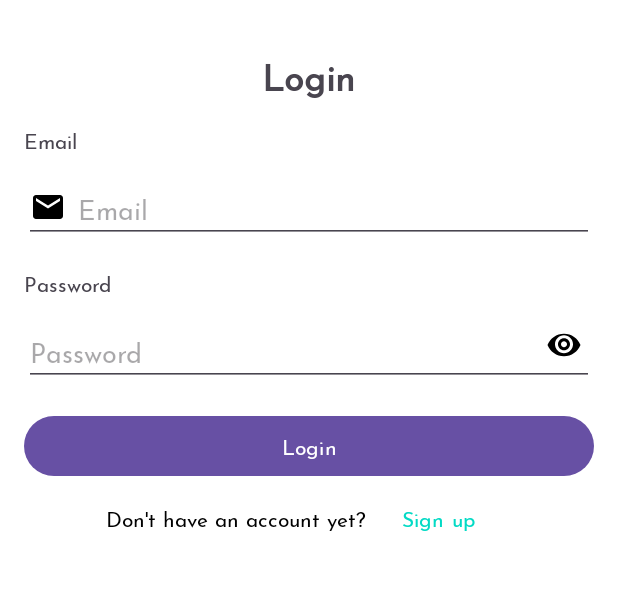
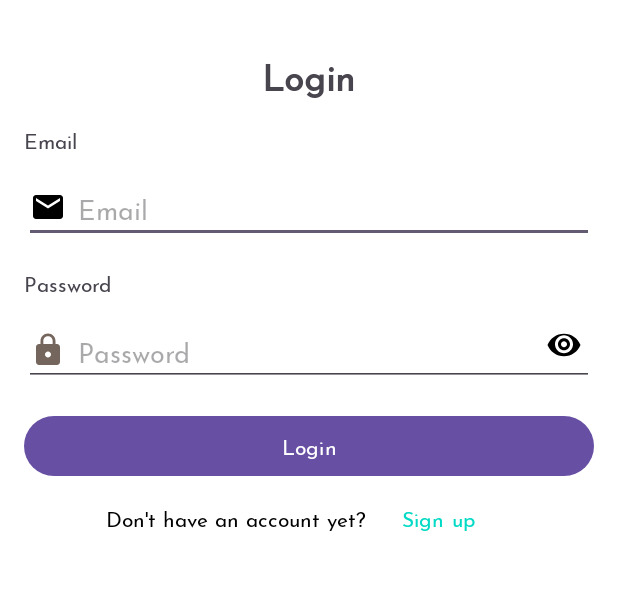
Before and after one commit to YuvalShaybak8/eaSYshop, an Android app: the screen it shows after launch (MainActivity), after a tap on "Login", on a phone screen of 412 x 824 dp, the part 324-914 px from its top. Run offline under Robolectric (Android 15) with nearby library versions, the phone set to English and light mode, and no system bars; our stand-ins replace Firebase (no records; nobody signed in at launch, a user with empty details on screens opened directly); 1 other tap on this screen came first.

Commit message:
fix the moving from the login page to the register page and back

```diff
--- a/app/src/main/java/com/example/easyshop/Fragments/LoginFragment.java
+++ b/app/src/main/java/com/example/easyshop/Fragments/LoginFragment.java
@@ -3,34 +3,36 @@ package com.example.easyshop.Fragments;
 import android.annotation.SuppressLint;
 import android.os.Bundle;
 import android.text.TextUtils;
+import android.text.method.HideReturnsTransformationMethod;
+import android.text.method.PasswordTransformationMethod;
 import android.view.LayoutInflater;
 import android.view.View;
 import android.view.ViewGroup;
 import android.widget.Button;
 import android.widget.EditText;
+import android.widget.ImageButton;
 import android.widget.Toast;
+
 import androidx.annotation.NonNull;
+import androidx.annotation.Nullable;
 import androidx.fragment.app.Fragment;
-import androidx.fragment.app.FragmentManager;
-import androidx.fragment.app.FragmentTransaction;
 
 import com.example.easyshop.R;
-import com.example.easyshop.Model.UserModel;
+import com.example.easyshop.activities.MainActivity;
 import com.google.firebase.auth.FirebaseAuth;
 import com.google.firebase.database.DatabaseReference;
 import com.google.firebase.database.FirebaseDatabase;
-import com.google.rpc.context.AttributeContext;
 
 public class LoginFragment extends Fragment {
 
     private DatabaseReference mDatabase;
-//    private EditText nameEditText;
     private EditText emailEditText;
     private EditText passwordEditText;
     private Button loginButton;
-    private Button registerButton;
-
+    private Button signUpButton;
+    private ImageButton passwordToggle;
     private FirebaseAuth mAuth;
+    private boolean isPasswordVisible = false;
 
     @SuppressLint("MissingInflatedId")
     @Override
@@ -39,35 +41,62 @@ public class LoginFragment extends Fragment {
 
         // Initialize Firebase Database
         mDatabase = FirebaseDatabase.getInstance().getReference();
+        mAuth = FirebaseAuth.getInstance();
 
-//        nameEditText = view.findViewById(R.id.nameEditText);
         emailEditText = view.findViewById(R.id.emailEditText);
         passwordEditText = view.findViewById(R.id.passwordEditText);
         loginButton = view.findViewById(R.id.loginButton);
-        registerButton = view.findViewById(R.id.signUpButton);
+        passwordToggle = view.findViewById(R.id.passwordToggle);
 
-        loginButton.setOnClickListener(new View.OnClickListener() {
-            @Override
-            public void onClick(View v)
-            {
-                loginUserAccount();
+        loginButton.setOnClickListener(v -> loginUserAccount());
+
+        Button signUpButton = view.findViewById(R.id.signUpButton);
+        signUpButton.setOnClickListener(v -> {
+            getParentFragmentManager().beginTransaction()
+                    .replace(R.id.fragment_container, new RegisterFragment())
+                    .addToBackStack(null)
+                    .commit();
+        });
+        passwordToggle.setOnClickListener(v -> {
+            if (isPasswordVisible) {
+                passwordEditText.setTransformationMethod(PasswordTransformationMethod.getInstance());
+                passwordToggle.setImageResource(R.drawable.ic_hide_password);
+            } else {
+                passwordEditText.setTransformationMethod(HideReturnsTransformationMethod.getInstance());
+                passwordToggle.setImageResource(R.drawable.ic_show_password);
             }
+            isPasswordVisible = !isPasswordVisible;
+            // Move the cursor to the end of the input text
+            passwordEditText.setSelection(passwordEditText.length());
         });
-        registerButton.setOnClickListener(new View.OnClickListener() {
-            @Override
-            public void onClick(View v)
-            {
-                Toast.makeText(getContext(), "sign up pressed", Toast.LENGTH_SHORT).show();
-                FragmentManager fm = getActivity().getSupportFragmentManager();
-                FragmentTransaction transaction = fm.beginTransaction();
-                transaction.replace(R.id.fragment_container, new RegisterFragment()).addToBackStack(null).commit();
-
-            }
-        });
-
 
         return view;
     }
+
+    private void loginUserAccount() {
+        String email = emailEditText.getText().toString();
+        String password = passwordEditText.getText().toString();
+
+        if (TextUtils.isEmpty(email)) {
+            Toast.makeText(getContext(), "Please enter email!", Toast.LENGTH_SHORT).show();
+            return;
+        }
+        if (TextUtils.isEmpty(password)) {
+            Toast.makeText(getContext(), "Please enter password!", Toast.LENGTH_SHORT).show();
+            return;
+        }
+        mAuth.signInWithEmailAndPassword(email, password)
+                .addOnCompleteListener(task -> {
+                    if (task.isSuccessful()) {
+                        Toast.makeText(getContext(), "Login successful!", Toast.LENGTH_SHORT).show();
+                    } else {
+                        Toast.makeText(getContext(), "Login failed!", Toast.LENGTH_SHORT).show();
+                    }
+                });
+    }
+}
+
+
 
 //    private void writeNewUser(String name, String email,String password) {
 //        String userId = mDatabase.push().getKey();
@@ -83,27 +112,3 @@ public class LoginFragment extends Fragment {
 //                    });
 //        }
 //    }
-    private void loginUserAccount() {
-        mAuth = FirebaseAuth.getInstance();
-        String email, password;
-        email = emailEditText.getText().toString();
-        password = passwordEditText.getText().toString();
-
-        if(TextUtils.isEmpty(email)){
-            Toast.makeText(getContext(), "Please enter email!", Toast.LENGTH_SHORT).show();
-            return;
-        }
-        if(TextUtils.isEmpty(password)){
-            Toast.makeText(getContext(), "Please enter password!", Toast.LENGTH_SHORT).show();
-            return;
-        }
-        mAuth.signInWithEmailAndPassword(email, password)
-                .addOnCompleteListener(task -> {
-                    if (task.isSuccessful()) {
-                        Toast.makeText(getContext(), "Login successful!", Toast.LENGTH_SHORT).show();
-                    } else {
-                        Toast.makeText(getContext(), "Login failed! ", Toast.LENGTH_SHORT).show();
-                    }
-                });
-    }
-}
--- a/app/src/main/java/com/example/easyshop/activities/MainActivity.java
+++ b/app/src/main/java/com/example/easyshop/activities/MainActivity.java
@@ -1,27 +1,13 @@
 package com.example.easyshop.activities;
 
 import android.os.Bundle;
-import android.view.View;
-
 import androidx.appcompat.app.AppCompatActivity;
-import androidx.fragment.app.Fragment;
 import androidx.fragment.app.FragmentManager;
 
 import com.example.easyshop.Fragments.LoginFragment;
-import com.example.easyshop.Fragments.RegisterFragment;
-import com.example.easyshop.R;
-import com.google.firebase.auth.FirebaseAuth;
-import com.google.firebase.auth.FirebaseUser;
-import com.google.firebase.database.DatabaseReference;
-import com.google.firebase.database.FirebaseDatabase;
-import com.google.firebase.database.Query;
-import com.google.firebase.database.ValueEventListener;
-
-
 import com.example.easyshop.R;
 
 public class MainActivity extends AppCompatActivity {
-    Fragment loginFragment = new LoginFragment();
 
     @Override
     protected void onCreate(Bundle savedInstanceState) {
@@ -35,16 +21,4 @@ public class MainActivity extends AppCompatActivity {
                     .commit();
         }
     }
-    public void loadFragment(Fragment fragment) {
-        FragmentManager fragmentManager = getSupportFragmentManager();
-        fragmentManager.beginTransaction()
-                .replace(R.id.fragment_container, fragment)
-                .addToBackStack(null)
-                .commit();
-    }
-    public void showHome() {
-        loadFragment(loginFragment);
-    }
-
-
 }
--- /dev/null
+++ b/app/src/main/res/drawable/ic_close.xml
@@ -0,0 +1,5 @@
+<vector android:height="24dp" android:tint="#000000"
+    android:viewportHeight="24" android:viewportWidth="24"
+    android:width="24dp" xmlns:android="http://schemas.android.com/apk/res/android">
+    <path android:fillColor="@android:color/white" android:pathData="M19,6.41L17.59,5 12,10.59 6.41,5 5,6.41 10.59,12 5,17.59 6.41,19 12,13.41 17.59,19 19,17.59 13.41,12z"/>
+</vector>
--- a/app/src/main/res/drawable/ic_password.xml
+++ b/app/src/main/res/drawable/ic_password.xml
@@ -1,9 +1,5 @@
-<vector xmlns:android="http://schemas.android.com/apk/res/android"
-    android:width="24dp"
-    android:height="24dp"
-    android:viewportWidth="24"
-    android:viewportHeight="24">
-    <path
-        android:fillColor="#000"
-        android:pathData="M12 17c1.1 0 2-0.9 2-2s-0.9-2-2-2-2 0.9-2 2 0.9 2 2 2zm6-6h-1V9c0-2.76-2.24-5-5-5S7 6.24 7 9v2H6c-1.1 0-2 0.9-2 2v8c0 1.1 0.9 2 2 2h12c1.1 0 2-0.9 2-2v-8c0-1.1-0.9-2-2-2zm-6-6c1.66 0 3 1.34 3 3v2H9V8c0-1.66 1.34-3 3-3z"/>
+<vector android:height="24dp" android:tint="#75665D"
+    android:viewportHeight="24" android:viewportWidth="24"
+    android:width="24dp" xmlns:android="http://schemas.android.com/apk/res/android">
+    <path android:fillColor="@android:color/white" android:pathData="M18,8h-1L17,6c0,-2.76 -2.24,-5 -5,-5S7,3.24 7,6v2L6,8c-1.1,0 -2,0.9 -2,2v10c0,1.1 0.9,2 2,2h12c1.1,0 2,-0.9 2,-2L20,10c0,-1.1 -0.9,-2 -2,-2zM12,17c-1.1,0 -2,-0.9 -2,-2s0.9,-2 2,-2 2,0.9 2,2 -0.9,2 -2,2zM15.1,8L8.9,8L8.9,6c0,-1.71 1.39,-3.1 3.1,-3.1 1.71,0 3.1,1.39 3.1,3.1v2z"/>
 </vector>
--- a/app/src/main/res/layout/activity_main.xml
+++ b/app/src/main/res/layout/activity_main.xml
@@ -1,3 +1,4 @@
+<!-- res/layout/activity_main.xml -->
 <androidx.constraintlayout.widget.ConstraintLayout
     xmlns:android="http://schemas.android.com/apk/res/android"
     xmlns:app="http://schemas.android.com/apk/res-auto"
@@ -16,15 +17,6 @@
         app:layout_constraintTop_toTopOf="parent"
         app:layout_constraintBottom_toBottomOf="parent" />
 
-    <!--try-->
-    <androidx.fragment.app.FragmentContainerView
-        xmlns:android="http://schemas.android.com/apk/res/android"
-        android:id="@+id/fragment_container_view"
-        android:layout_width="match_parent"
-        android:layout_height="match_parent"
-        android:name="com.example.easyshop.Fragments.LoginFragment" />
-
-
     <!-- Bottom Navigation -->
     <include
         android:id="@+id/bottom_navigation"
--- a/app/src/main/res/layout/fragment_login.xml
+++ b/app/src/main/res/layout/fragment_login.xml
@@ -1,4 +1,3 @@
-<?xml version="1.0" encoding="utf-8"?>
 <LinearLayout xmlns:android="http://schemas.android.com/apk/res/android"
     android:layout_width="match_parent"
     android:layout_height="match_parent"
@@ -70,7 +69,7 @@
             android:layout_height="wrap_content"
             android:hint="@string/password_login"
             android:inputType="textPassword"
-
+            android:drawableStart="@drawable/ic_password"
             android:drawablePadding="8dp"
             android:layout_marginTop="8dp"
             android:paddingEnd="50dp"
@@ -83,7 +82,7 @@
             android:layout_alignParentEnd="true"
             android:layout_centerVertical="true"
             android:background="@android:color/transparent"
-            android:src="@drawable/ic_eye"
+            android:src="@drawable/ic_hide_password"
             android:contentDescription="@string/toggle_password_visibility"
             android:padding="8dp" />
     </RelativeLayout>
@@ -116,10 +115,8 @@
             android:layout_width="wrap_content"
             android:layout_height="wrap_content"
             android:text="Sign up"
+            android:textColor="@color/colorAccent"
             android:background="@android:color/transparent"
-            android:textColor="@color/colorAccent"
-            android:clickable="true"
-            android:focusable="true"
             android:fontFamily="@font/josefinsans" />
     </LinearLayout>
 
--- a/app/src/main/res/values/style.xml
+++ b/app/src/main/res/values/style.xml
@@ -3,4 +3,8 @@
     <style name="MyButtonStyle" parent="Widget.AppCompat.Button">
         <item name="android:background">@color/colorButton</item>
     </style>
+
+    <style name="JosefinSansTextView">
+        <item name="android:fontFamily">@font/josefinsans</item>
+    </style>
 </resources>
```
Also changed, not shown: app/src/main/java/com/example/easyshop/Fragments/RegisterFragment.java (+27 -7 lines), app/src/main/res/drawable/ic_my_orders.xml (+37 -6 lines), app/src/main/res/layout/fragment_register.xml (+21 -11 lines), app/src/main/res/drawable/ic_show_password.xml (renamed from app/src/main/res/drawable/ic_eye.xml).
